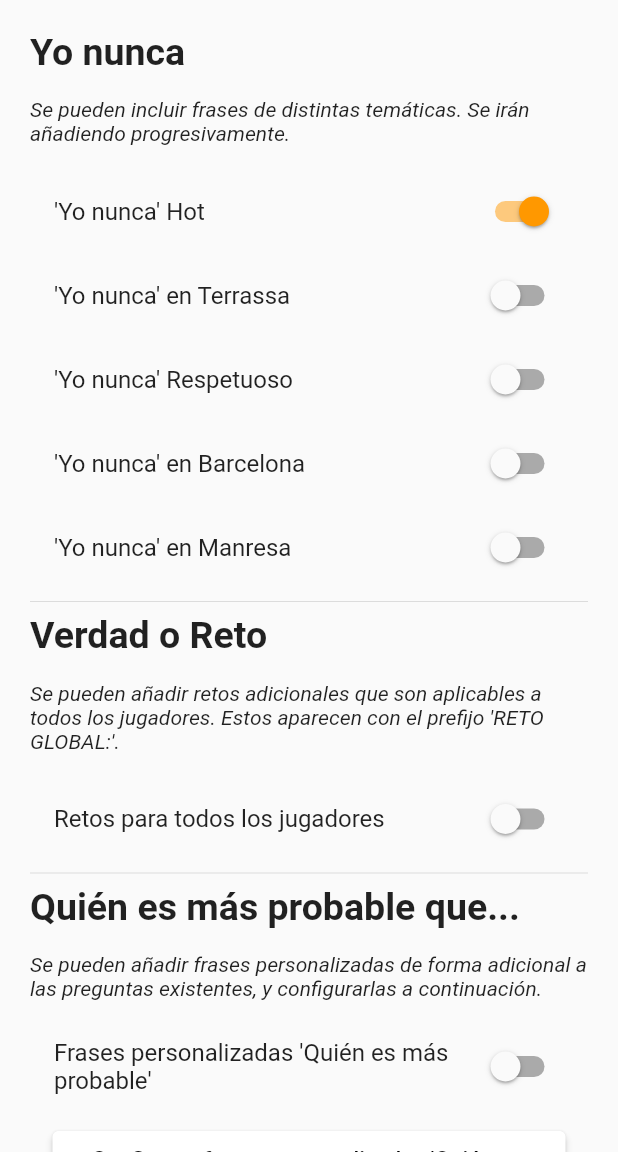
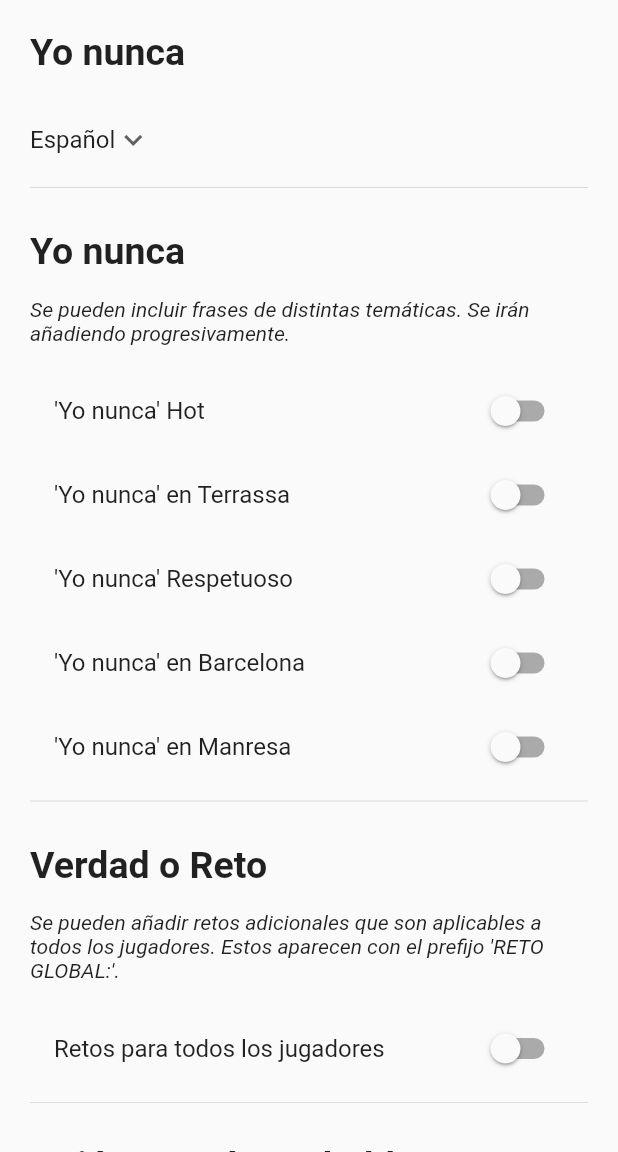
Before and after one commit to gerardggf/con_colegas, a Flutter app: the screen it shows after launch, after a tap on "Configuración", on a phone screen of 412 x 824 dp, the part 84-1236 px from its top. Run offline on Flutter 3.47's test engine with Material 2 defaults, Android fonts, the phone set to English and light mode, and no system bars; our stand-ins replace shared_preferences.

Commit message:
minor changes

```diff
--- a/lib/constants.dart
+++ b/lib/constants.dart
@@ -3,3 +3,13 @@ import 'package:flutter/material.dart';
 const kColrPrim = Colors.black;
 const kTxtSiz = 24;
 const kAppB = Colors.orange;
+
+bool ynnhot = false,
+    ynnterrasa = false,
+    ynnrespetuoso = false,
+    ynnbarcelona = false,
+    ynnmanresa = false,
+    vorglobal = false,
+    qempfrasespers = false;
+
+Locale language = const Locale("es");
--- a/lib/domain/datos/datos_quienesmasprobable.dart
+++ b/lib/domain/datos/datos_quienesmasprobable.dart
@@ -1,6 +1,8 @@
 import 'dart:math';
 
 import 'package:con_colegas/presentation/views/configuracion.dart';
+
+import '../../constants.dart';
 
 //NO SUPERAR AL LONGIUTD DE LAS FRASES YA EXISTENTES
 
--- a/lib/domain/datos/datos_verdadoreto.dart
+++ b/lib/domain/datos/datos_verdadoreto.dart
@@ -1,6 +1,8 @@
 import 'dart:math';
 
 import 'package:con_colegas/presentation/views/configuracion.dart';
+
+import '../../constants.dart';
 
 List listadoVerdad = [
   "¿Te acostarías con algunxs de los presentes?",
--- a/lib/domain/datos/datos_yonunca.dart
+++ b/lib/domain/datos/datos_yonunca.dart
@@ -1,5 +1,7 @@
 import 'dart:math';
 import 'package:con_colegas/presentation/views/configuracion.dart';
+
+import '../../constants.dart';
 
 List listadoYNN = [
   "Me he comido un moco",
--- /dev/null
+++ b/lib/domain/shared_preferences_impl.dart
@@ -0,0 +1,35 @@
+import 'package:flutter/material.dart';
+import 'package:shared_preferences/shared_preferences.dart';
+
+import '../constants.dart';
+import '../presentation/views/configuracion.dart';
+
+class FrasesKits {
+  FrasesKits._();
+
+  static Future getPrefs() async {
+    SharedPreferences prefs = await SharedPreferences.getInstance();
+    ynnhot = prefs.getBool("ynnhot") ?? false;
+    ynnterrasa = prefs.getBool("ynnterrasa") ?? false;
+    ynnrespetuoso = prefs.getBool("ynnrespetuoso") ?? false;
+    ynnbarcelona = prefs.getBool("ynnbarcelona") ?? false;
+    ynnmanresa = prefs.getBool("ynnmanresa") ?? false;
+
+    vorglobal = prefs.getBool("vorglobal") ?? false;
+
+    qempfrasespers = prefs.getBool("qempfrasespers") ?? false;
+  }
+
+  static Future savePrefs() async {
+    SharedPreferences prefs = await SharedPreferences.getInstance();
+    prefs.setBool("ynnhot", ynnhot);
+    prefs.setBool("ynnterrasa", ynnterrasa);
+    prefs.setBool("ynnrespetuoso", ynnrespetuoso);
+    prefs.setBool("ynnbarcelona", ynnbarcelona);
+    prefs.setBool("ynnmanresa", ynnmanresa);
+
+    prefs.setBool("vorglobal", vorglobal);
+
+    prefs.setBool("qempfrasespers", qempfrasespers);
+  }
+}
--- a/lib/presentation/routes/app_routes.dart
+++ b/lib/presentation/routes/app_routes.dart
@@ -1,3 +1,4 @@
+import 'package:con_colegas/presentation/views/config_qemp.dart';
 import 'package:con_colegas/presentation/views/configuracion.dart';
 import 'package:con_colegas/presentation/views/quienesmasprobable.dart';
 import 'package:con_colegas/presentation/views/verdadoreto.dart';
@@ -18,5 +19,6 @@ Map<String, Widget Function(BuildContext)> get appRoutes {
     Routes.quienEsMasProbable: (_) => const QuienEsMasProbablePage(),
     Routes.verdadOReto: (_) => const VerdadORetoPage(),
     Routes.configuracion: (_) => const ConfiguracionPage(),
+    Routes.configQemp: (_) => const ConfigQuienEsMasProbablePage(),
   };
 }
--- a/lib/presentation/routes/routes.dart
+++ b/lib/presentation/routes/routes.dart
@@ -7,4 +7,5 @@ class Routes {
   static const quienEsMasProbable = "/quien-es-mas-probable";
   static const verdadOReto = "/verdad-o-reto";
   static const configuracion = "/configuracion";
+  static const configQemp = "/config-qemp";
 }
--- a/lib/presentation/views/configuracion.dart
+++ b/lib/presentation/views/configuracion.dart
@@ -1,6 +1,9 @@
-import 'package:con_colegas/presentation/views/configQEMP.dart';
+import 'package:con_colegas/presentation/views/config_qemp.dart';
 import 'package:flutter/material.dart';
 import 'package:shared_preferences/shared_preferences.dart';
+
+import '../../constants.dart';
+import '../../domain/shared_preferences_impl.dart';
 
 class ConfiguracionPage extends StatefulWidget {
   const ConfiguracionPage({Key? key}) : super(key: key);
@@ -9,19 +12,18 @@ class ConfiguracionPage extends StatefulWidget {
   _ConfiguracionPageState createState() => _ConfiguracionPageState();
 }
 
-bool ynnhot = true;
-bool ynnterrasa = false;
-bool ynnrespetuoso = false;
-bool ynnbarcelona = false;
-bool ynnmanresa = false;
-bool vorglobal = false;
-bool qempfrasespers = false;
+class _ConfiguracionPageState extends State<ConfiguracionPage> {
+  String dropdownvalue = 'Español';
+  var items = [
+    'Català',
+    'Español',
+    'English',
+  ];
 
-class _ConfiguracionPageState extends State<ConfiguracionPage> {
   @override
   Widget build(BuildContext context) {
     setState(() {
-      getPrefs();
+      FrasesKits.getPrefs();
       getQEMPpref();
     });
     return Scaffold(
@@ -30,18 +32,44 @@ class _ConfiguracionPageState extends State<ConfiguracionPage> {
           backgroundColor: Colors.orange,
           elevation: 0,
           centerTitle: true),
-        body: SingleChildScrollView(
-            child: Center(
-                child: Padding(
+      body: ListView(
         padding: const EdgeInsets.all(20.0),
-                    child: Column(
-                        crossAxisAlignment: CrossAxisAlignment.stretch,
-                        mainAxisAlignment: MainAxisAlignment.center,
+        physics: const BouncingScrollPhysics(),
         children: <Widget>[
           const Text(
             "Yo nunca",
-                            style: TextStyle(
-                                fontSize: 25, fontWeight: FontWeight.bold),
+            style: TextStyle(fontSize: 25, fontWeight: FontWeight.bold),
+          ),
+          const SizedBox(
+            height: 20,
+          ),
+          DropdownButton(
+            underline: const SizedBox(),
+            value: dropdownvalue,
+            icon: const Icon(Icons.keyboard_arrow_down),
+            items: items.map(
+              (String items) {
+                return DropdownMenuItem(
+                  value: items,
+                  child: Text(items),
+                );
+              },
+            ).toList(),
+            onChanged: (String? newValue) {
+              setState(
+                () {
+                  dropdownvalue = newValue!;
+                },
+              );
+            },
+          ),
+          const Divider(),
+          const SizedBox(
+            height: 20,
+          ),
+          const Text(
+            "Yo nunca",
+            style: TextStyle(fontSize: 25, fontWeight: FontWeight.bold),
           ),
           const Text(
             "\nSe pueden incluir frases de distintas temáticas. Se irán añadiendo progresivamente.\n",
@@ -51,94 +79,115 @@ class _ConfiguracionPageState extends State<ConfiguracionPage> {
             title: const Text("'Yo nunca' Hot"),
             value: ynnhot,
             onChanged: (bool value) {
-                                setState(() {
+              setState(
+                () {
                   ynnhot = value;
-                                  savePrefs();
-                                });
-                              }),
+                  FrasesKits.savePrefs();
+                },
+              );
+            },
+          ),
           SwitchListTile(
             title: const Text("'Yo nunca' en Terrassa "),
             value: ynnterrasa,
             onChanged: (bool value) {
-                                setState(() {
+              setState(
+                () {
                   ynnterrasa = value;
-                                  savePrefs();
-                                });
-                              }),
+                  FrasesKits.savePrefs();
+                },
+              );
+            },
+          ),
           SwitchListTile(
             title: const Text("'Yo nunca' Respetuoso"),
             value: ynnrespetuoso,
             onChanged: (bool value) {
-                                setState(() {
+              setState(
+                () {
                   ynnrespetuoso = value;
-                                  savePrefs();
-                                });
-                              }),
+                  FrasesKits.savePrefs();
+                },
+              );
+            },
+          ),
           SwitchListTile(
             title: const Text("'Yo nunca' en Barcelona "),
             value: ynnbarcelona,
             onChanged: (bool value) {
-                                setState(() {
+              setState(
+                () {
                   ynnbarcelona = value;
-                                  savePrefs();
-                                });
-                              }),
+                  FrasesKits.savePrefs();
+                },
+              );
+            },
+          ),
           SwitchListTile(
             title: const Text("'Yo nunca' en Manresa "),
             value: ynnmanresa,
             onChanged: (bool value) {
-                                setState(() {
+              setState(
+                () {
                   ynnmanresa = value;
-                                  savePrefs();
-                                });
-                              }),
+                  FrasesKits.savePrefs();
+                },
+              );
+            },
+          ),
           const Divider(),
+          const SizedBox(
+            height: 20,
+          ),
           const Text(
             "Verdad o Reto",
-                            style: TextStyle(
-                                fontSize: 25, fontWeight: FontWeight.bold),
+            style: TextStyle(fontSize: 25, fontWeight: FontWeight.bold),
           ),
           const Text(
             "\nSe pueden añadir retos adicionales que son aplicables a todos los jugadores. Estos aparecen con el prefijo 'RETO GLOBAL:'.\n",
             style: TextStyle(fontStyle: FontStyle.italic),
           ),
           SwitchListTile(
-                              title:
-                                  const Text("Retos para todos los jugadores"),
+            title: const Text("Retos para todos los jugadores"),
             value: vorglobal,
             onChanged: (bool value) {
-                                setState(() {
+              setState(
+                () {
                   vorglobal = value;
-                                  savePrefs();
-                                });
-                              }),
+                  FrasesKits.savePrefs();
+                },
+              );
+            },
+          ),
           const Divider(),
+          const SizedBox(
+            height: 20,
+          ),
           const Text(
             "Quién es más probable que...",
-                            style: TextStyle(
-                                fontSize: 25, fontWeight: FontWeight.bold),
+            style: TextStyle(fontSize: 25, fontWeight: FontWeight.bold),
           ),
           const Text(
             "\nSe pueden añadir frases personalizadas de forma adicional a las preguntas existentes, y configurarlas a continuación.\n",
             style: TextStyle(fontStyle: FontStyle.italic),
           ),
           SwitchListTile(
-                              title: const Text(
-                                  "Frases personalizadas 'Quién es más probable'"),
+            title: const Text("Frases personalizadas 'Quién es más probable'"),
             value: qempfrasespers,
             onChanged: (bool value) {
-                                setState(() {
+              setState(
+                () {
                   qempfrasespers = value;
-                                  savePrefs();
-                                });
-                              }),
+                  FrasesKits.savePrefs();
+                },
+              );
+            },
+          ),
           Padding(
             padding: const EdgeInsets.all(15.0),
             child: ElevatedButton(
               style: ButtonStyle(
-                                  backgroundColor:
-                                      MaterialStateProperty.all<Color>(
-                                          Colors.white),
+                backgroundColor: MaterialStateProperty.all<Color>(Colors.white),
               ),
               onPressed: () {
                 Navigator.push(
@@ -152,37 +201,15 @@ class _ConfiguracionPageState extends State<ConfiguracionPage> {
                 padding: EdgeInsets.all(10.0),
                 child: Text(
                     "Configurar frases personalizadas 'Quién es más probable'",
-                                      style: TextStyle(
-                                          fontSize: 15, color: Colors.black)),
-                                )),
+                    style: TextStyle(fontSize: 15, color: Colors.black)),
               ),
-                          const Text(""),
-                        ])))));
+            ),
+          ),
+          const SizedBox(
+            height: 20,
+          )
+        ],
+      ),
+    );
   }
 }
-
-Future getPrefs() async {
-  SharedPreferences prefs = await SharedPreferences.getInstance();
-  ynnhot = prefs.getBool("ynnhot") ?? true;
-  ynnterrasa = prefs.getBool("ynnterrasa") ?? false;
-  ynnrespetuoso = prefs.getBool("ynnrespetuoso") ?? false;
-  ynnbarcelona = prefs.getBool("ynnbarcelona") ?? false;
-  ynnmanresa = prefs.getBool("ynnmanresa") ?? false;
-
-  vorglobal = prefs.getBool("vorglobal") ?? false;
-
-  qempfrasespers = prefs.getBool("qempfrasespers") ?? false;
-}
-
-Future savePrefs() async {
-  SharedPreferences prefs = await SharedPreferences.getInstance();
-  prefs.setBool("ynnhot", ynnhot);
-  prefs.setBool("ynnterrasa", ynnterrasa);
-  prefs.setBool("ynnrespetuoso", ynnrespetuoso);
-  prefs.setBool("ynnbarcelona", ynnbarcelona);
-  prefs.setBool("ynnmanresa", ynnmanresa);
-
-  prefs.setBool("vorglobal", vorglobal);
-
-  prefs.setBool("qempfrasespers", qempfrasespers);
-}
--- a/lib/presentation/views/home.dart
+++ b/lib/presentation/views/home.dart
@@ -1,6 +1,6 @@
 import 'package:con_colegas/constants.dart';
 import 'package:con_colegas/presentation/routes/routes.dart';
-import 'package:con_colegas/presentation/views/configQEMP.dart';
+import 'package:con_colegas/presentation/views/config_qemp.dart';
 import 'package:con_colegas/presentation/views/widgets/custom_button.dart';
 import 'package:flutter/material.dart';
 import 'package:con_colegas/presentation/views/configuracion.dart';
@@ -15,11 +15,6 @@ class HomeScreen extends StatefulWidget {
 class _HomeScreenState extends State<HomeScreen> {
   @override
   Widget build(BuildContext context) {
-    setState(() {
-      getPrefs();
-      getQEMPpref();
-    });
-
     final height = MediaQuery.of(context).size.height;
     final bloque = height / 10;
 
@@ -84,11 +79,7 @@ class _HomeScreenState extends State<HomeScreen> {
                     route: Routes.quienEsMasProbable),
                 OutlinedButton(
                   onPressed: () {
-                    Navigator.push(
-                      context,
-                      MaterialPageRoute(
-                          builder: (context) => const ConfiguracionPage()),
-                    );
+                    Navigator.pushNamed(context, Routes.configuracion);
                   },
                   style: OutlinedButton.styleFrom(
                     padding: const EdgeInsets.all(20),
@@ -96,8 +87,10 @@ class _HomeScreenState extends State<HomeScreen> {
                     backgroundColor: kAppB.withOpacity(0.65),
                     side: const BorderSide(color: kColrPrim, width: 1),
                   ),
-                  child: const Text("Configuración",
-                      style: TextStyle(fontSize: 18, color: Colors.black)),
+                  child: const Text(
+                    "Configuración",
+                    style: TextStyle(fontSize: 18, color: Colors.black),
+                  ),
                 ),
                 const Text("Juegos de beber. Con colegas, 2022")
               ]),
@@ -107,9 +100,7 @@ class _HomeScreenState extends State<HomeScreen> {
   void onSelected(BuildContext context, int item) {
     switch (item) {
       case 0:
-        Navigator.of(context).push(
-          MaterialPageRoute(builder: (context) => const ConfiguracionPage()),
-        );
+        Navigator.pushNamed(context, Routes.configuracion);
         break;
       case 1:
         showModalBottomSheet(
```
Also changed, not shown: lib/domain/provider/language_provider.dart (added, +18 -0 lines), lib/presentation/views/config_qemp.dart (renamed from lib/presentation/views/configQEMP.dart), lib/presentation/views/widgets/custom_checkbox.dart (added). Lines whose indentation alone changed are shown as unchanged.
